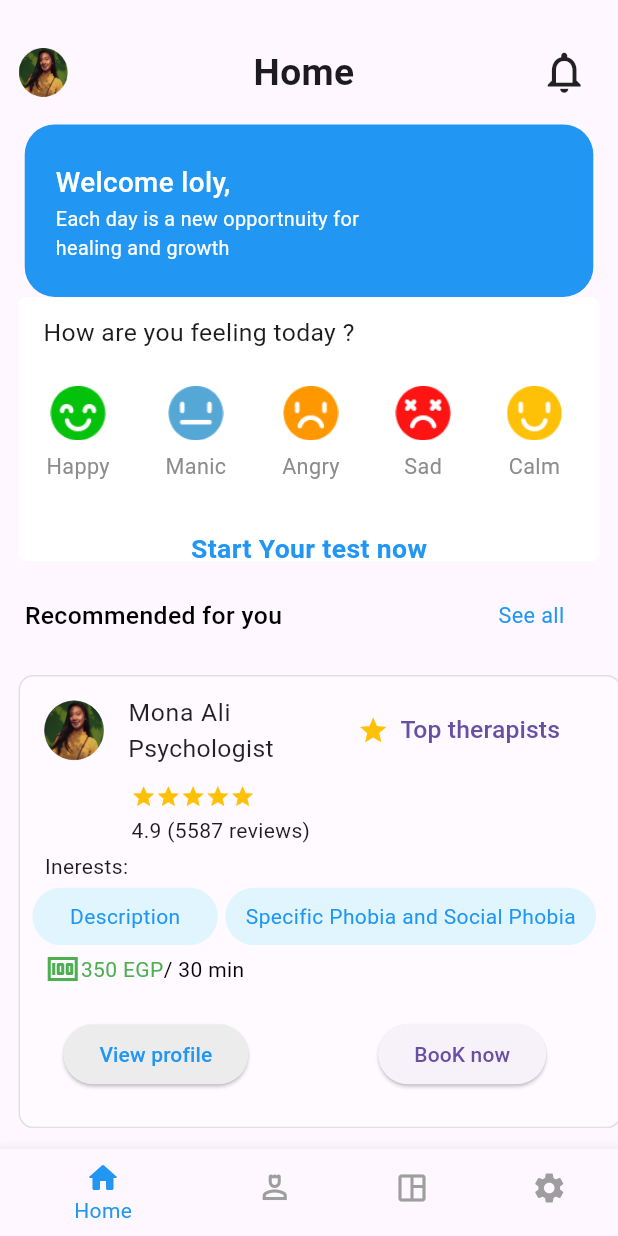
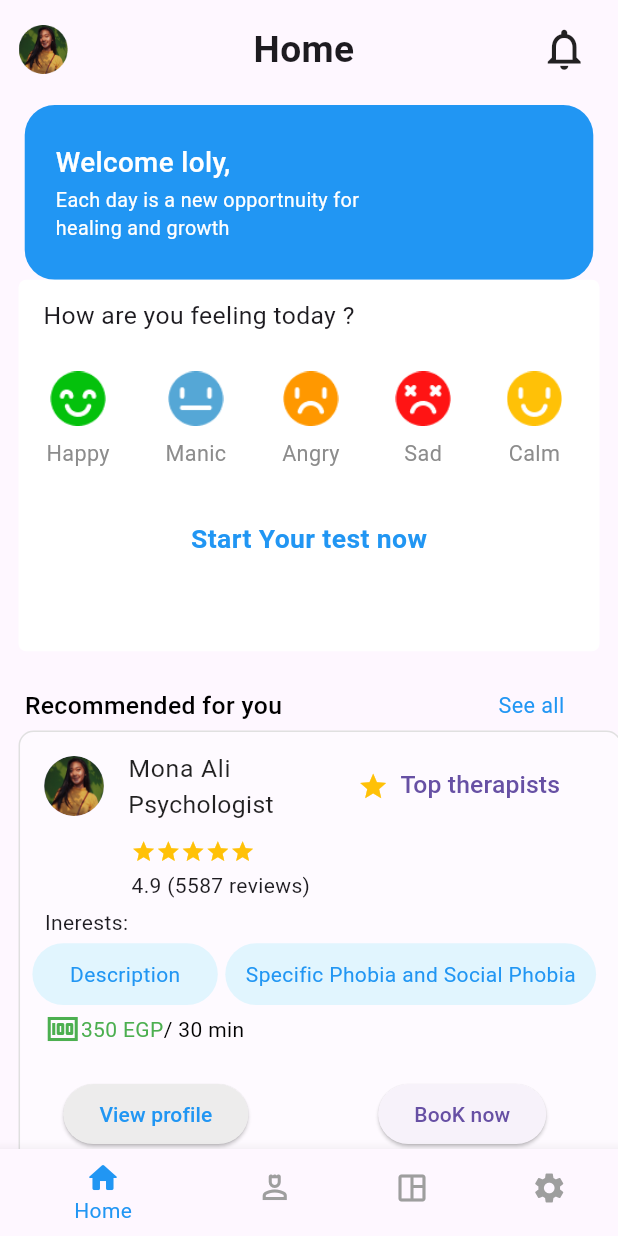
Before and after one commit to ziad-ezzat/Temp, a Flutter app: the screen it shows after launch, on a phone screen of 412 x 824 dp. Run offline on Flutter 3.47's test engine with Material 3 defaults, Android fonts, the light colour scheme and no system bars; our stand-ins replace flutter_svg, shared_preferences.

Commit message:
edit on home page

```diff
--- a/lib/Views/Pages/main_screens/home_screen.dart
+++ b/lib/Views/Pages/main_screens/home_screen.dart
@@ -14,15 +14,17 @@ class _HomePagesState extends State<HomePages> {
   @override
   Widget build(BuildContext context) {
     return Scaffold(
-      body: LayoutBuilder(
+      body: SingleChildScrollView(
+        child: ConstrainedBox(
+          constraints: BoxConstraints(
+            maxHeight: MediaQuery.of(context).size.height,
+          ),
+          child: LayoutBuilder(
             builder: (BuildContext context, BoxConstraints constraints) {
               final double screenWidth = constraints.maxWidth;
               final double screenHeight = constraints.maxHeight;
               return Column(
                 children: [
-              SizedBox(
-                height: screenHeight * 0.023,
-              ),
                   Padding(
                     padding: EdgeInsets.fromLTRB(screenWidth * 0.03, 0, 0, 0),
                     child: Row(
@@ -56,7 +58,6 @@ class _HomePagesState extends State<HomePages> {
                       padding: EdgeInsets.fromLTRB(screenWidth * 0.04,
                           screenWidth * 0.01, screenWidth * 0.04, 0),
                       child: Container(
-                  height: screenHeight * 0.15,
                         decoration: BoxDecoration(
                             color: Colors.blue,
                             borderRadius: BorderRadius.circular(20)),
@@ -112,10 +113,9 @@ class _HomePagesState extends State<HomePages> {
                         ),
                       ),
                     ),
-              /*SizedBox(
-              height: screenHeight * 0.01,
-            ),*/
-              Padding(
+                  Expanded(
+                    flex: 3,
+                    child: Padding(
                       padding: EdgeInsets.fromLTRB(screenWidth * 0.03, 0,
                           screenWidth * 0.03, screenWidth * 0.02),
                       child: Container(
@@ -303,6 +303,7 @@ class _HomePagesState extends State<HomePages> {
                         ),
                       ),
                     ),
+                  ),
                   Padding(
                       padding: EdgeInsets.fromLTRB(
                           screenWidth * 0.04, screenWidth * 0.04, 0, 0),
@@ -330,10 +331,8 @@ class _HomePagesState extends State<HomePages> {
                         ],
                       ),
                     ),
-              SizedBox(height: screenHeight * 0.03),
-              SizedBox(
-                width: screenWidth,
-                height: screenHeight * 0.4,
+                  Expanded(
+                    flex: 4,
                     child: ListView.builder(
                       itemCount: getList.length,
                       scrollDirection: Axis.horizontal,
@@ -432,7 +431,7 @@ class _HomePagesState extends State<HomePages> {
                                   padding: EdgeInsets.only(
                                       left: screenWidth * 0.04,
                                       top: screenWidth * 0.01),
-                              child: Text(
+                                  child: const Text(
                                     "Inerests:",
                                   ),
                                 ),
@@ -515,7 +514,7 @@ class _HomePagesState extends State<HomePages> {
                                           backgroundColor: const Color.fromARGB(
                                               255, 237, 236, 236),
                                         ),
-                                    child: Text(
+                                        child: const Text(
                                           "View profile",
                                           style: TextStyle(color: Colors.blue),
                                         ),
@@ -526,7 +525,7 @@ class _HomePagesState extends State<HomePages> {
                                             screenWidth * 0.2, 0, 0, 0),
                                         child: ElevatedButton(
                                           onPressed: () {},
-                                      child: Text(
+                                          child: const Text(
                                             "BooK now",
                                           ),
                                         ),
@@ -545,6 +544,8 @@ class _HomePagesState extends State<HomePages> {
               );
             },
           ),
+        ),
+      ),
     );
   }
 }
```
Lines whose indentation alone changed are shown as unchanged.
